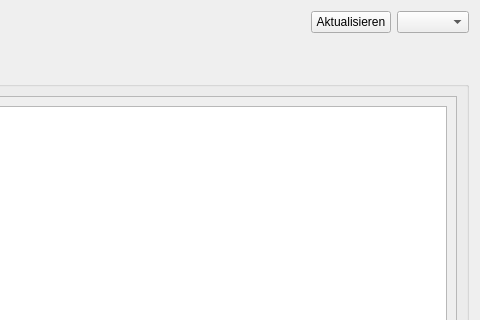
Old version of the form ui/forms/dienstplanForm.ui in the repository flurl/lagerManager; both pictures show x 696 to 1176 and y 0 to 320 of the 1176 by 729 pixel window.
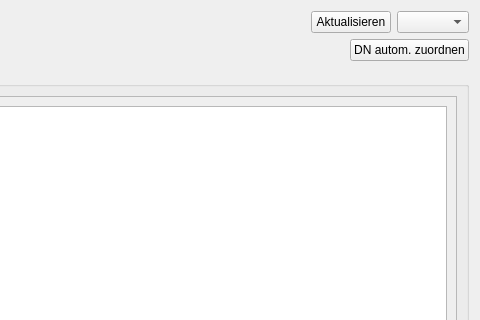
New version of the form.

Commit message: button zum triggern der automatischen zuordnung der DN zum GUI hinzugefügt

What changed in the file:
```diff
--- a/ui/forms/dienstplanForm.ui
+++ b/ui/forms/dienstplanForm.ui
@@ -90,6 +90,13 @@
        </property>
       </spacer>
      </item>
+     <item>
+      <widget class="QPushButton" name="pushButton_autoAssignEmps">
+       <property name="text">
+        <string>DN autom. zuordnen</string>
+       </property>
+      </widget>
+     </item>
     </layout>
    </item>
    <item>
```
The commit also changes 2 other files.
